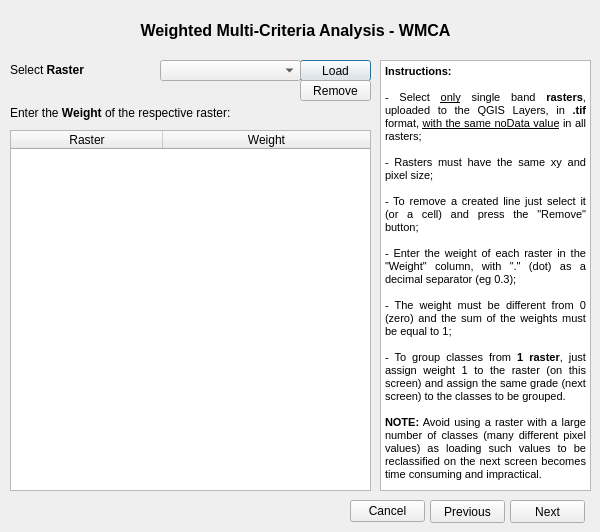
Before: the Qt Designer form multi_criteria_dialog_base.ui in romariocarvalhoneto/Weighted-Multi-Criteria-Analysis---WMCA, drawn with Qt 5.
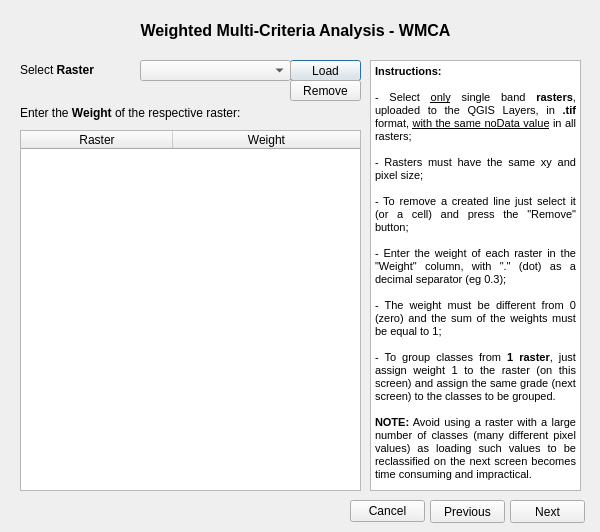
After: the same form once the commit is applied. Custom widgets are drawn as their Qt base class.

```diff
--- a/multi_criteria_dialog_base.ui
+++ b/multi_criteria_dialog_base.ui
@@ -53,9 +53,9 @@
     <widget class="QLabel" name="label">
      <property name="geometry">
       <rect>
-       <x>0</x>
+       <x>10</x>
        <y>20</y>
-       <width>151</width>
+       <width>141</width>
        <height>21</height>
       </rect>
      </property>
@@ -69,7 +69,7 @@
     <widget class="QTextBrowser" name="textBrowser">
      <property name="geometry">
       <rect>
-       <x>370</x>
+       <x>360</x>
        <y>20</y>
        <width>211</width>
        <height>431</height>
@@ -100,9 +100,9 @@
     <widget class="QTableWidget" name="tableWidget">
      <property name="geometry">
       <rect>
-       <x>0</x>
+       <x>10</x>
        <y>90</y>
-       <width>361</width>
+       <width>341</width>
        <height>361</height>
       </rect>
      </property>
@@ -138,9 +138,9 @@
     <widget class="QLabel" name="label_3">
      <property name="geometry">
       <rect>
-       <x>0</x>
+       <x>10</x>
        <y>63</y>
-       <width>321</width>
+       <width>351</width>
        <height>20</height>
       </rect>
      </property>
@@ -154,7 +154,7 @@
     <widget class="QPushButton" name="addRasterButton">
      <property name="geometry">
       <rect>
-       <x>290</x>
+       <x>280</x>
        <y>20</y>
        <width>71</width>
        <height>21</height>
@@ -167,7 +167,7 @@
     <widget class="QPushButton" name="removeRasterButton">
      <property name="geometry">
       <rect>
-       <x>290</x>
+       <x>280</x>
        <y>40</y>
        <width>71</width>
        <height>21</height>
@@ -180,9 +180,9 @@
     <widget class="QgsMapLayerComboBox" name="mMapLayerComboBox">
      <property name="geometry">
       <rect>
-       <x>150</x>
+       <x>130</x>
        <y>20</y>
-       <width>141</width>
+       <width>151</width>
        <height>21</height>
       </rect>
      </property>
```
